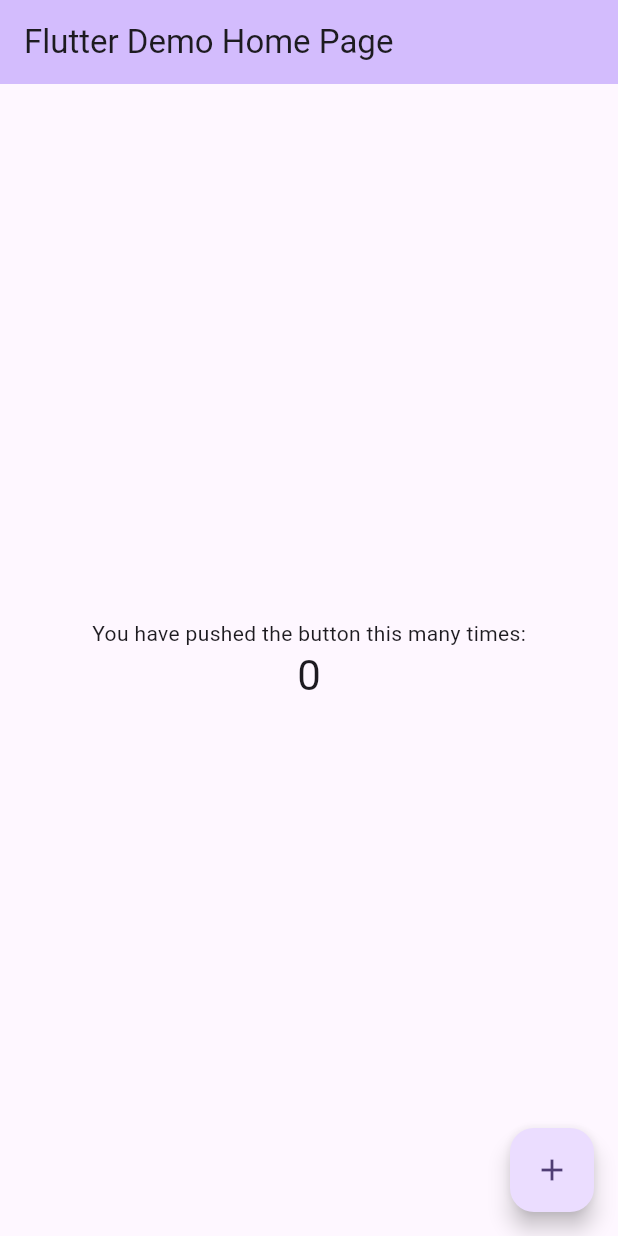
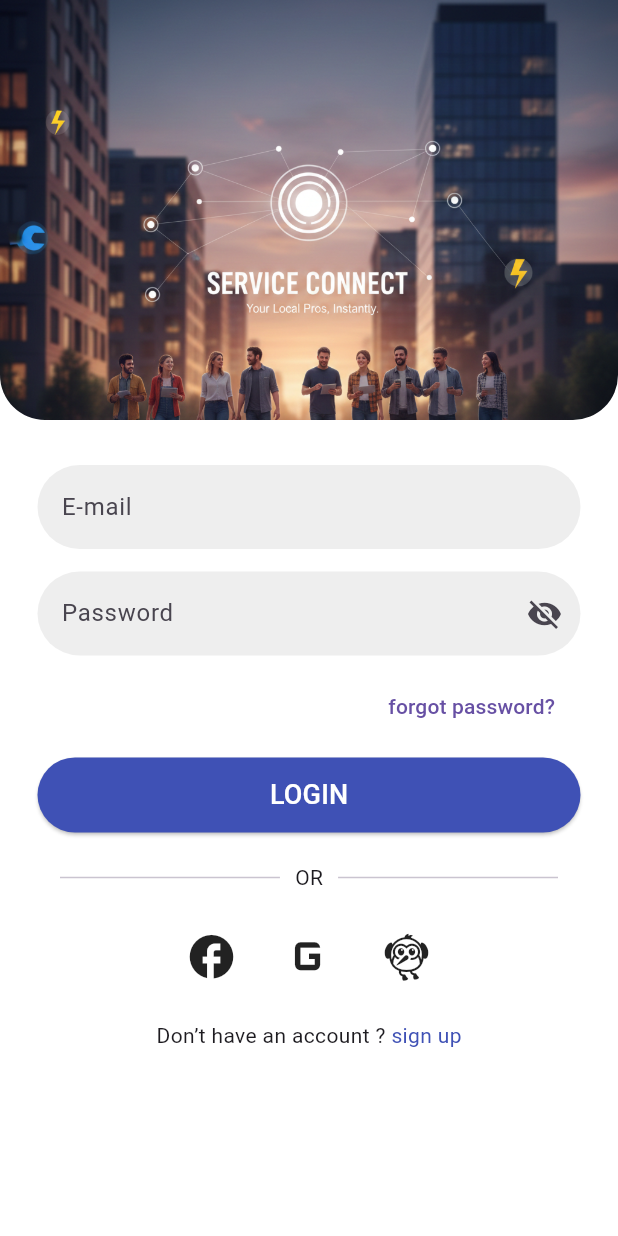
Before and after one commit to emalshahirun/FixMate, a Flutter app: the screen it shows after launch, on a phone screen of 412 x 824 dp. Run offline on Flutter 3.47's test engine with Material 3 defaults, Android fonts, the phone set to English and light mode, and no system bars.

Commit message:
Add login page, splash screen, and assets

```diff
--- /dev/null
+++ b/lib/login_page.dart
@@ -0,0 +1,167 @@
+import 'package:flutter/material.dart';
+
+class LoginPage extends StatefulWidget {
+  const LoginPage({super.key});
+
+  @override
+  State<LoginPage> createState() => _LoginPageState();
+}
+
+class _LoginPageState extends State<LoginPage> {
+  bool _obscureText = true;
+
+  @override
+  Widget build(BuildContext context) {
+    return Scaffold(
+      backgroundColor: Colors.white,
+      body: SingleChildScrollView(
+        child: Column(
+          children: [
+            Container(
+              height: 280,
+              decoration: const BoxDecoration(
+                borderRadius: BorderRadius.only(
+                  bottomLeft: Radius.circular(30),
+                  bottomRight: Radius.circular(30),
+                ),
+                image: DecorationImage(
+                  image: AssetImage("assets/header.png"),
+                  fit: BoxFit.cover,
+                ),
+              ),
+            ),
+
+            const SizedBox(height: 30),
+
+            // Email
+            Padding(
+              padding: const EdgeInsets.symmetric(horizontal: 25),
+              child: TextField(
+                decoration: InputDecoration(
+                  hintText: "E-mail",
+                  filled: true,
+                  fillColor: Colors.grey.shade200,
+                  border: OutlineInputBorder(
+                    borderRadius: BorderRadius.circular(30),
+                    borderSide: BorderSide.none,
+                  ),
+                ),
+              ),
+            ),
+
+            const SizedBox(height: 15),
+
+            // Password
+            Padding(
+              padding: const EdgeInsets.symmetric(horizontal: 25),
+              child: TextField(
+                obscureText: _obscureText,
+                decoration: InputDecoration(
+                  hintText: "Password",
+                  filled: true,
+                  fillColor: Colors.grey.shade200,
+                  suffixIcon: IconButton(
+                    icon: Icon(
+                      _obscureText
+                          ? Icons.visibility_off
+                          : Icons.visibility,
+                    ),
+                    onPressed: () {
+                      setState(() {
+                        _obscureText = !_obscureText;
+                      });
+                    },
+                  ),
+                  border: OutlineInputBorder(
+                    borderRadius: BorderRadius.circular(30),
+                    borderSide: BorderSide.none,
+                  ),
+                ),
+              ),
+            ),
+
+            const SizedBox(height: 10),
+
+            // Forgot
+            Padding(
+              padding: const EdgeInsets.only(right: 30),
+              child: Align(
+                alignment: Alignment.centerRight,
+                child: TextButton(
+                  onPressed: () {},
+                  child: const Text("forgot password?"),
+                ),
+              ),
+            ),
+
+            const SizedBox(height: 10),
+
+            // Login Button
+            Padding(
+              padding: const EdgeInsets.symmetric(horizontal: 25),
+              child: SizedBox(
+                width: double.infinity,
+                height: 50,
+                child: ElevatedButton(
+                  onPressed: () {},
+                  style: ElevatedButton.styleFrom(
+                    backgroundColor: Colors.indigo,
+                    shape: RoundedRectangleBorder(
+                      borderRadius: BorderRadius.circular(30),
+                    ),
+                  ),
+                  child: const Text(
+                    "LOGIN",
+                    style: TextStyle(fontSize: 18,color: Colors.white),
+                  ),
+                ),
+              ),
+            ),
+
+            const SizedBox(height: 20),
+
+            // OR
+            Row(
+              mainAxisAlignment: MainAxisAlignment.center,
+              children: const [
+                Expanded(child: Divider(indent: 40, endIndent: 10)),
+                Text("OR"),
+                Expanded(child: Divider(indent: 10, endIndent: 40)),
+              ],
+            ),
+
+            const SizedBox(height: 20),
+
+            // Social Icons
+            Row(
+              mainAxisAlignment: MainAxisAlignment.center,
+              children: const [
+                Icon(Icons.facebook, size: 35),
+                SizedBox(width: 25),
+                Icon(Icons.g_mobiledata, size: 45),
+                SizedBox(width: 25),
+                Icon(Icons.flutter_dash, size: 35),
+              ],
+            ),
+
+            const SizedBox(height: 20),
+
+            // Sign up
+            Row(
+              mainAxisAlignment: MainAxisAlignment.center,
+              children: const [
+                Text("Don’t have an account ? "),
+                Text(
+                  "sign up",
+                  style: TextStyle(color: Colors.indigo),
+                ),
+              ],
+            ),
+
+            const SizedBox(height: 30),
+          ],
+        ),
+      ),
+    );
+  }
+}
--- a/lib/main.dart
+++ b/lib/main.dart
@@ -1,4 +1,6 @@
+import 'package:fixmate/splash_screen.dart';
 import 'package:flutter/material.dart';
+import 'login_page.dart';
 
 void main() {
   runApp(const MyApp());
@@ -7,116 +9,11 @@ void main() {
 class MyApp extends StatelessWidget {
   const MyApp({super.key});
 
-  // This widget is the root of your application.
   @override
   Widget build(BuildContext context) {
-    return MaterialApp(
-      title: 'Flutter Demo',
-      theme: ThemeData(
-        // This is the theme of your application.
-        //
-        // TRY THIS: Try running your application with "flutter run". You'll see
-        // the application has a purple toolbar. Then, without quitting the app,
-        // try changing the seedColor in the colorScheme below to Colors.green
-        // and then invoke "hot reload" (save your changes or press the "hot
-        // reload" button in a Flutter-supported IDE, or press "r" if you used
-        // the command line to start the app).
-        //
-        // Notice that the counter didn't reset back to zero; the application
-        // state is not lost during the reload. To reset the state, use hot
-        // restart instead.
-        //
-        // This works for code too, not just values: Most code changes can be
-        // tested with just a hot reload.
-        colorScheme: .fromSeed(seedColor: Colors.deepPurple),
-      ),
-      home: const MyHomePage(title: 'Flutter Demo Home Page'),
+    return const MaterialApp(
+      debugShowCheckedModeBanner: false,
+      home: LoginPage(),
     );
   }
 }
-
-class MyHomePage extends StatefulWidget {
-  const MyHomePage({super.key, required this.title});
-
-  // This widget is the home page of your application. It is stateful, meaning
-  // that it has a State object (defined below) that contains fields that affect
-  // how it looks.
-
-  // This class is the configuration for the state. It holds the values (in this
-  // case the title) provided by the parent (in this case the App widget) and
-  // used by the build method of the State. Fields in a Widget subclass are
-  // always marked "final".
-
-  final String title;
-
-  @override
-  State<MyHomePage> createState() => _MyHomePageState();
-}
-
-class _MyHomePageState extends State<MyHomePage> {
-  int _counter = 0;
-
-  void _incrementCounter() {
-    setState(() {
-      // This call to setState tells the Flutter framework that something has
-      // changed in this State, which causes it to rerun the build method below
-      // so that the display can reflect the updated values. If we changed
-      // _counter without calling setState(), then the build method would not be
-      // called again, and so nothing would appear to happen.
-      _counter++;
-    });
-  }
-
-  @override
-  Widget build(BuildContext context) {
-    // This method is rerun every time setState is called, for instance as done
-    // by the _incrementCounter method above.
-    //
-    // The Flutter framework has been optimized to make rerunning build methods
-    // fast, so that you can just rebuild anything that needs updating rather
-    // than having to individually change instances of widgets.
-    return Scaffold(
-      appBar: AppBar(
-        // TRY THIS: Try changing the color here to a specific color (to
-        // Colors.amber, perhaps?) and trigger a hot reload to see the AppBar
-        // change color while the other colors stay the same.
-        backgroundColor: Theme.of(context).colorScheme.inversePrimary,
-        // Here we take the value from the MyHomePage object that was created by
-        // the App.build method, and use it to set our appbar title.
-        title: Text(widget.title),
-      ),
-      body: Center(
-        // Center is a layout widget. It takes a single child and positions it
-        // in the middle of the parent.
-        child: Column(
-          // Column is also a layout widget. It takes a list of children and
-          // arranges them vertically. By default, it sizes itself to fit its
-          // children horizontally, and tries to be as tall as its parent.
-          //
-          // Column has various properties to control how it sizes itself and
-          // how it positions its children. Here we use mainAxisAlignment to
-          // center the children vertically; the main axis here is the vertical
-          // axis because Columns are vertical (the cross axis would be
-          // horizontal).
-          //
-          // TRY THIS: Invoke "debug painting" (choose the "Toggle Debug Paint"
-          // action in the IDE, or press "p" in the console), to see the
-          // wireframe for each widget.
-          mainAxisAlignment: .center,
-          children: [
-            const Text('You have pushed the button this many times:'),
-            Text(
-              '$_counter',
-              style: Theme.of(context).textTheme.headlineMedium,
-            ),
-          ],
-        ),
-      ),
-      floatingActionButton: FloatingActionButton(
-        onPressed: _incrementCounter,
-        tooltip: 'Increment',
-        child: const Icon(Icons.add),
-      ),
-    );
-  }
-}
--- /dev/null
+++ b/lib/splash_screen.dart
@@ -0,0 +1,24 @@
+import 'package:flutter/material.dart';
+
+class SplashScreen extends StatelessWidget{
+  const SplashScreen({super.key});
+
+  @override
+  Widget build(BuildContext context) {
+    return Scaffold(
+      // The deep purple/blue background color from your image
+      backgroundColor: const Color(0xFF3F51B5),
+      body: Center(
+        child: SizedBox(
+          width: 300, // Adjust size as needed
+          height: 300,
+          // PATH TO YOUR IMAGE ASSET
+          child: Image.asset(
+            'assets/logo.png',
+            fit: BoxFit.contain,
+          ),
+        ),
+      ),
+    );
+  }
+}
--- a/pubspec.yaml
+++ b/pubspec.yaml
@@ -56,7 +56,8 @@ flutter:
   # included with your application, so that you can use the icons in
   # the material Icons class.
   uses-material-design: true
-
+  assets:
+    - assets/
   # To add assets to your application, add an assets section, like this:
   # assets:
   #   - images/a_dot_burr.jpeg
```
Also changed, not shown: assets/header.png (added), assets/logo.png (added).
